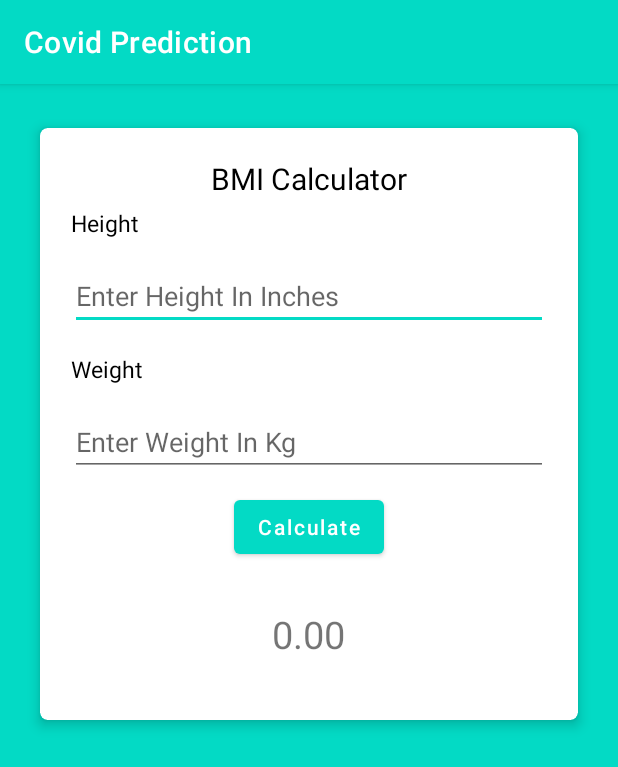
After one commit to vineetha-batchu/covid19-prediction, an Android app: the BmiActivity screen opened directly, with no data from a screen before it, on a phone screen of 412 x 824 dp. The commit adds this screen. Shown: the top 767 px of the screen. Run offline under Robolectric (Android 15) with nearby library versions, the phone set to English and light mode, and no system bars.

Commit message:
bmi screen design completed

```diff
--- a/app/src/main/AndroidManifest.xml
+++ b/app/src/main/AndroidManifest.xml
@@ -24,6 +24,7 @@
 
         <activity android:name=".MainPage"/>
         <activity android:name=".FaqActivity"/>
+        <activity android:name=".BmiActivity"/>
     </application>
 
 </manifest>
--- /dev/null
+++ b/app/src/main/java/com/example/group2_project/BmiActivity.java
@@ -0,0 +1,68 @@
+package com.example.group2_project;
+
+import android.app.Activity;
+import android.os.Bundle;
+import android.view.View;
+import android.view.inputmethod.InputMethodManager;
+import android.widget.Button;
+import android.widget.EditText;
+import android.widget.ImageView;
+import android.widget.TextView;
+import android.widget.Toast;
+
+import androidx.appcompat.app.AppCompatActivity;
+
+public class BmiActivity extends AppCompatActivity {
+
+    EditText height,weight;
+    Button calculateBtn;
+    TextView bmiTV;
+    @Override
+    protected void onCreate(Bundle savedInstanceState) {
+        super.onCreate(savedInstanceState);
+        setContentView(R.layout.activity_bmi);
+        height = findViewById(R.id.etHeight);
+        weight = findViewById(R.id.etWeight);
+        calculateBtn = findViewById(R.id.btnCalculate);
+        bmiTV = findViewById(R.id.tvResult);
+        calculateBtn.setOnClickListener(v -> {
+            if (!height.getText().toString().isEmpty() && !weight.getText().toString().isEmpty())
+            {
+                hideKeyboard(this);
+                calculateBMI();
+            }
+            else
+            {
+                hideKeyboard(this);
+                Toast.makeText(BmiActivity.this, "Please Enter All Info..", Toast.LENGTH_SHORT).show();
+            }
+        });
+
+
+
+
+    }
+    private void calculateBMI()
+    {
+        double weight1 = Double.parseDouble(weight.getText().toString());
+        weight1 *= 2.205;
+        double height1 = Double.parseDouble(height.getText().toString());
+        double result = (703*weight1/(height1*height1));
+        bmiTV.setText("your BMI: "+String.format("%.2f", result));
+
+
+
+    }
+    public static void hideKeyboard(Activity activity) {
+        InputMethodManager imm = (InputMethodManager) activity.getSystemService(Activity.INPUT_METHOD_SERVICE);
+
+        View view = activity.getCurrentFocus();
+
+        if (view == null) {
+            view = new View(activity);
+        }
+        imm.hideSoftInputFromWindow(view.getWindowToken(), 0);
+    }
+
+
+}
--- a/app/src/main/java/com/example/group2_project/MainActivity.java
+++ b/app/src/main/java/com/example/group2_project/MainActivity.java
@@ -8,7 +8,7 @@ import android.os.Bundle;
 import android.view.View;
 
 public class MainActivity extends AppCompatActivity {
-    CardView medicine, faq;
+    CardView medicine, faq, bmi;
 
     @Override
     protected void onCreate(Bundle savedInstanceState) {
@@ -17,9 +17,11 @@ public class MainActivity extends AppCompatActivity {
 
         medicine = findViewById(R.id.btnMedicine);
         faq = findViewById(R.id.btn_faq);
+        bmi = findViewById(R.id.btnBmi);
 
         medicine.setOnClickListener(v -> medicineReminder(v));
         faq.setOnClickListener(v -> faq(v));
+        bmi.setOnClickListener(v -> bmi(v));
     }
 
     public void medicineReminder(View v){
@@ -31,4 +33,9 @@ public class MainActivity extends AppCompatActivity {
         Intent explicit = new Intent(MainActivity.this, FaqActivity.class);
         startActivity(explicit );
     }
+
+    public void bmi(View v){
+        Intent explicit = new Intent(MainActivity.this, BmiActivity.class);
+        startActivity(explicit );
+    }
 }
--- /dev/null
+++ b/app/src/main/res/layout/activity_bmi.xml
@@ -0,0 +1,99 @@
+<?xml version="1.0" encoding="utf-8"?>
+<LinearLayout xmlns:android="http://schemas.android.com/apk/res/android"
+    xmlns:app="http://schemas.android.com/apk/res-auto"
+    xmlns:tools="http://schemas.android.com/tools"
+    android:layout_width="match_parent"
+    android:layout_height="match_parent"
+    android:background="@color/teal_200"
+    android:orientation="vertical"
+
+    tools:context=".BmiActivity">
+
+    <androidx.cardview.widget.CardView
+        android:layout_width="match_parent"
+        android:layout_height="wrap_content"
+        android:layout_margin="20dp"
+        android:background="@color/white"
+        app:cardCornerRadius="5dp"
+        app:cardElevation="5dp"
+        app:cardUseCompatPadding="true"
+
+        >
+
+        <LinearLayout
+            android:layout_width="match_parent"
+            android:layout_height="wrap_content"
+            android:orientation="vertical"
+            android:padding="10dp">
+
+            <TextView
+                android:layout_width="wrap_content"
+                android:layout_height="wrap_content"
+                android:layout_gravity="center_horizontal"
+                android:layout_marginTop="10dp"
+                android:text="@string/bmi_calculator"
+                android:textColor="@color/black"
+                android:textSize="20sp" />
+
+            <TextView
+                android:layout_width="wrap_content"
+                android:layout_height="wrap_content"
+                android:layout_marginStart="5dp"
+                android:layout_marginEnd="5dp"
+                android:padding="5dp"
+                android:text="@string/height"
+                android:textColor="@color/black"
+                android:textSize="15sp" />
+
+            <EditText
+                android:id="@+id/etHeight"
+                android:layout_width="match_parent"
+                android:layout_height="wrap_content"
+                android:layout_margin="10dp"
+                android:hint="@string/enter_height_in_inches"
+                android:inputType="number" />
+
+            <TextView
+                android:layout_width="wrap_content"
+                android:layout_height="wrap_content"
+                android:layout_marginStart="5dp"
+                android:layout_marginEnd="5dp"
+                android:padding="5dp"
+                android:text="@string/weight"
+                android:textColor="@color/black"
+                android:textSize="15sp" />
+
+            <EditText
+                android:id="@+id/etWeight"
+                android:layout_width="match_parent"
+                android:layout_height="wrap_content"
+                android:layout_margin="10dp"
+                android:hint="@string/enter_weight_in_kg"
+                android:inputType="number" />
+
+            <Button
+                android:id="@+id/btnCalculate"
+                android:layout_width="wrap_content"
+                android:layout_height="wrap_content"
+                android:layout_gravity="center_horizontal"
+                android:text="@string/calculate"
+                android:textAllCaps="false" />
+
+            <TextView
+                android:id="@+id/tvResult"
+                android:layout_width="wrap_content"
+                android:layout_height="wrap_content"
+                android:layout_gravity="center_horizontal"
+                android:layout_margin="30dp"
+                android:text="0.00"
+                android:textSize="25sp"
+
+                />
+
+
+        </LinearLayout>
+
+    </androidx.cardview.widget.CardView>
+
+
+</LinearLayout>
--- a/app/src/main/res/values/strings.xml
+++ b/app/src/main/res/values/strings.xml
@@ -3,4 +3,11 @@
     <string name="covid_prediction">Covid Prediction</string>
     <string name="diet_chart_amp_bmi"><![CDATA[Diet Chart & BMI]]></string>
     <string name="medicine_remainder">Medicine Remainder</string>
+    <string name="bmi_calculator">BMI Calculator</string>
+    <string name="height">Height</string>
+    <string name="enter_height_in_inches">Enter Height In Inches</string>
+    <string name="weight">Weight</string>
+    <string name="enter_weight_in_kg">Enter Weight In Kg</string>
+    <string name="calculate">Calculate</string>
+
 </resources>
```
